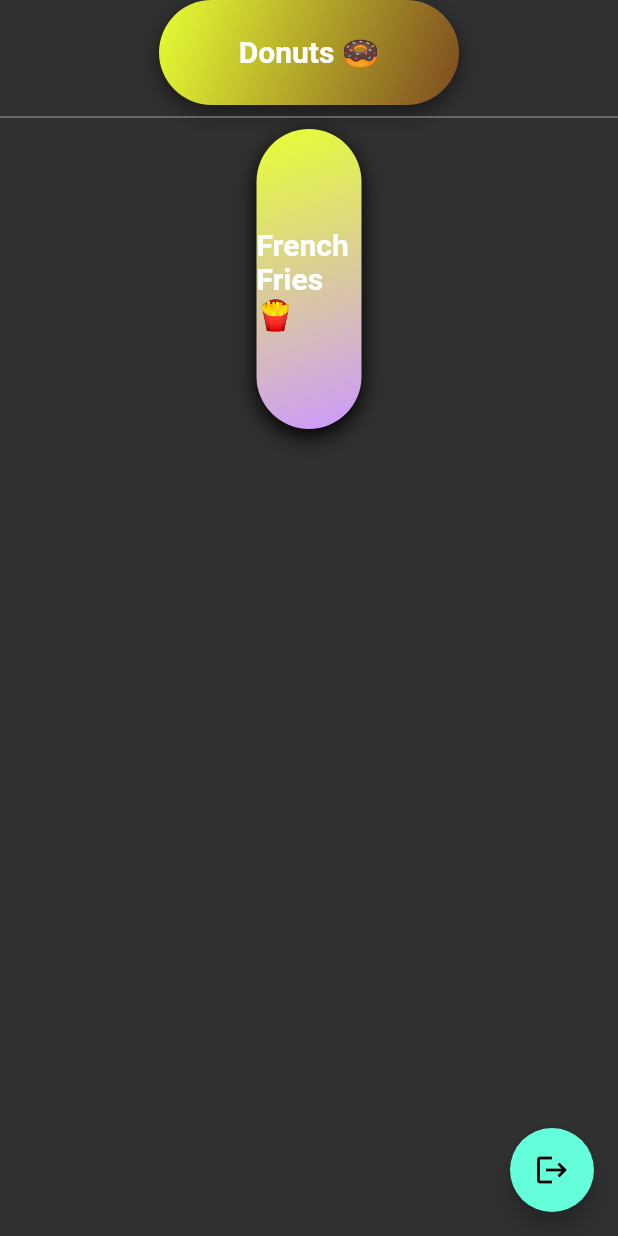
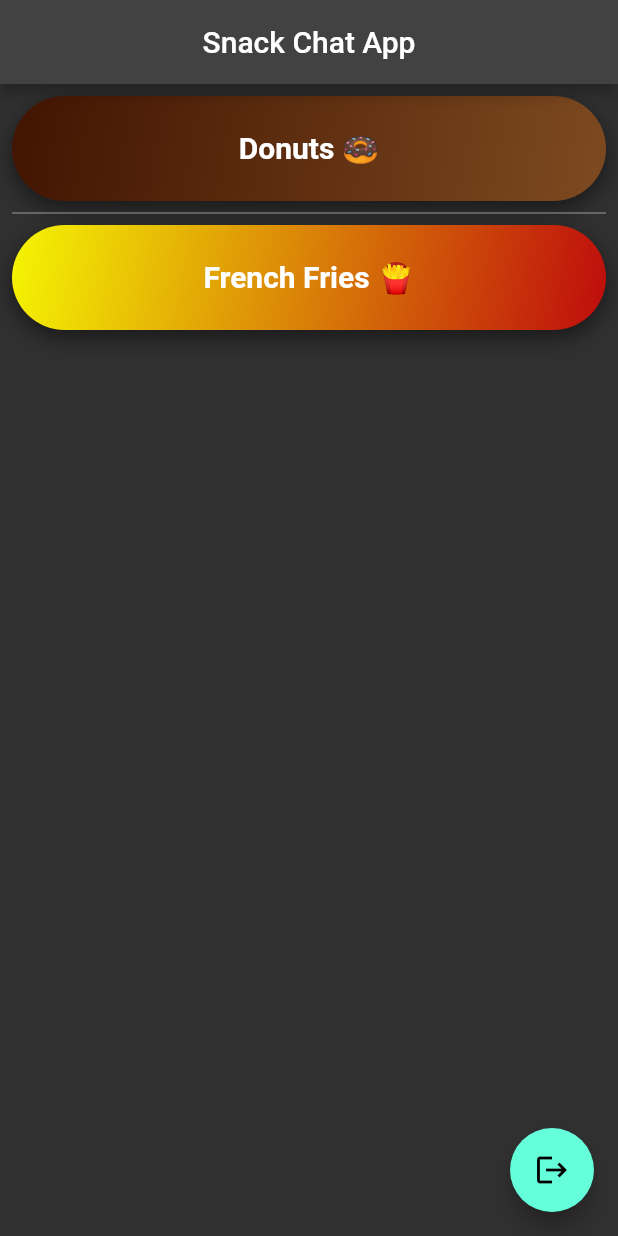
Before and after one commit to hatifmujahid/snack_chat_app, a Flutter app: the screen it shows once a user with an empty profile is signed in, on a phone screen of 412 x 824 dp. Run offline on Flutter 3.47's test engine with Material 2 defaults, Android fonts, the phone set to English and light mode, and no system bars; our stand-ins replace firebase_auth, firebase_core; accounts and stored records are empty; network calls fail; Roboto replaces fonts that are missing (Times New Roman).

Commit message:
enabled logout and other basic stuff

```diff
--- a/movie_app/lib/home.dart
+++ b/movie_app/lib/home.dart
@@ -10,14 +10,22 @@ class Home extends StatelessWidget {
   Widget build(BuildContext context) {
     return Scaffold(
 
-      body: Center(
+      appBar: AppBar(
+        title: Text("Snack Chat App",textAlign: TextAlign.center,style: TextStyle(fontFamily: 'Times New Roman'),),
+        centerTitle: true,
+      ),
+      body: Padding(
+        padding: EdgeInsets.all(8.0),
+        child: Center(
           child: Column(
 
             children: <Widget>[
+
               donuts(),
               Divider(color: Colors.grey),
               frenchFries()
             ],
+          ),
         ),
       ),
       floatingActionButton: FloatingActionButton(
@@ -31,31 +39,11 @@ class Home extends StatelessWidget {
   }
 }
 
-class MainBodyHomePage extends StatefulWidget {
-  const MainBodyHomePage({ Key? key }) : super(key: key);
 
-  @override
-  State<MainBodyHomePage> createState() => _MainBodyHomePageState();
-}
-
-class _MainBodyHomePageState extends State<MainBodyHomePage> {
-  @override
-  Widget build(BuildContext context) {
-    return Container(
-      margin: EdgeInsets.only(top: 8.0, bottom: 8.0),
-
-      child: Column(
-        children: <Widget>[
-          donuts(),
-        ],
-      ),
-    );
-  }
-}
 Widget donuts(){
   return Container(
     height: 70,
-    width: 200,
+    width: double.infinity,
     decoration: BoxDecoration(
       borderRadius: BorderRadius.circular(100),
         boxShadow: [
@@ -69,7 +57,7 @@ Widget donuts(){
           begin: Alignment.topLeft,
           end: Alignment.bottomRight,
           colors: [
-            Color.fromARGB(255, 231, 255, 51),
+            Color.fromARGB(255, 66, 20, 1),
             Color.fromARGB(255, 125, 74, 32)
           ],
         )
@@ -87,25 +75,25 @@ Widget donuts(){
 }
 Widget frenchFries(){
   return Container(
-    width: 70,
-    height: 200,
+    height: 70,
+    width: double.infinity,
     decoration: BoxDecoration(
       borderRadius: BorderRadius.circular(100),
         boxShadow: [
           BoxShadow(
-          color: Colors.black,
-          blurRadius: 12,
-          offset: Offset(0.0, 5.0)
-        )
+            color: Color(0x80000000),
+            blurRadius: 12.0,
+            offset: Offset(0.0, 5.0),
+          ),
         ],
-      gradient: LinearGradient(
+        gradient: const LinearGradient(
           begin: Alignment.topLeft,
           end: Alignment.bottomRight,
           colors: [
-            Color.fromARGB(255, 231, 255, 51),
-            Color.fromARGB(255, 204, 153, 255),
+            Color.fromARGB(255, 245, 245, 3),
+            Color.fromARGB(255, 190, 12, 12)
           ],
-      ),
+        )
       ),
       child: Center(
         child: Text(
--- a/movie_app/lib/main.dart
+++ b/movie_app/lib/main.dart
@@ -32,7 +32,9 @@ class loginApp extends StatelessWidget {
       ],
       child:  MaterialApp(
         title: 'Flutter Demo',
+
         theme: ThemeData(
+
           brightness: Brightness.dark
         ),
         debugShowCheckedModeBanner: false,
```
Also changed, not shown: movie_app/lib/signin.dart (+10 -7 lines). Lines whose indentation alone changed are shown as unchanged.
